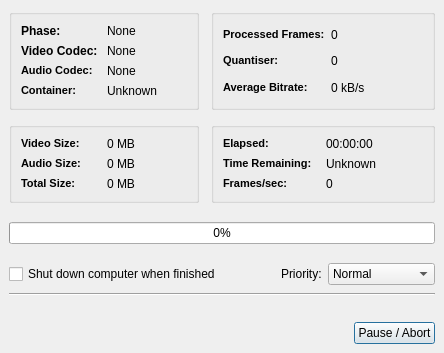
mean00/avidemux2, file avidemux/qt4/ADM_userInterfaces/ADM_dialog/encoding.ui: the form before one commit.
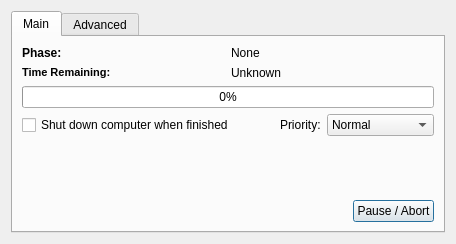
The form after the commit.

Commit message: [encoding/UI] Simpler ui

What changed in the file:
```diff
--- a/avidemux/qt4/ADM_userInterfaces/ADM_dialog/encoding.ui
+++ b/avidemux/qt4/ADM_userInterfaces/ADM_dialog/encoding.ui
@@ -6,21 +6,207 @@
    <rect>
     <x>0</x>
     <y>0</y>
-    <width>444</width>
-    <height>353</height>
+    <width>437</width>
+    <height>227</height>
    </rect>
   </property>
+  <property name="sizePolicy">
+   <sizepolicy hsizetype="Preferred" vsizetype="Preferred">
+    <horstretch>1</horstretch>
+    <verstretch>1</verstretch>
+   </sizepolicy>
+  </property>
+  <property name="sizeIncrement">
+   <size>
+    <width>1</width>
+    <height>1</height>
+   </size>
+  </property>
   <property name="windowTitle">
    <string>Encoding...</string>
   </property>
-  <layout class="QVBoxLayout">
-   <property name="spacing">
-    <number>6</number>
-   </property>
-   <property name="margin">
-    <number>9</number>
-   </property>
+  <layout class="QGridLayout" name="gridLayout_3">
+   <item row="0" column="0">
+    <widget class="QTabWidget" name="tabWidget">
+     <property name="sizePolicy">
+      <sizepolicy hsizetype="Expanding" vsizetype="Expanding">
+       <horstretch>1</horstretch>
+       <verstretch>1</verstretch>
+      </sizepolicy>
+     </property>
+     <property name="currentIndex">
+      <number>0</number>
+     </property>
+     <widget class="QWidget" name="tab">
+      <attribute name="title">
+       <string>Main</string>
+      </attribute>
+      <layout class="QFormLayout" name="formLayout">
+       <property name="fieldGrowthPolicy">
+        <enum>QFormLayout::ExpandingFieldsGrow</enum>
+       </property>
+       <item row="0" column="0" colspan="2">
+        <layout class="QGridLayout" name="gridLayout">
+         <item row="1" column="1">
+          <widget class="QLabel" name="labelETA">
+           <property name="text">
+            <string>Unknown</string>
+           </property>
+          </widget>
+         </item>
+         <item row="2" column="0" colspan="2">
+          <widget class="QProgressBar" name="progressBar">
+           <property name="value">
+            <number>0</number>
+           </property>
+           <property name="orientation">
+            <enum>Qt::Horizontal</enum>
+           </property>
+          </widget>
+         </item>
+         <item row="0" column="1">
+          <widget class="QLabel" name="labelPhasis">
+           <property name="text">
+            <string>None</string>
+           </property>
+          </widget>
+         </item>
+         <item row="0" column="0">
+          <widget class="QLabel" name="label_2">
+           <property name="font">
+            <font>
+             <weight>75</weight>
+             <bold>true</bold>
+            </font>
+           </property>
+           <property name="text">
+            <string>Phase:</string>
+           </property>
+          </widget>
+         </item>
+         <item row="1" column="0">
+          <widget class="QLabel" name="label_26">
+           <property name="text">
+            <string>&lt;html&gt;&lt;head&gt;&lt;meta name=&quot;qrichtext&quot; content=&quot;1&quot; /&gt;&lt;style type=&quot;text/css&quot;&gt;
+p, li { white-space: pre-wrap; }
+&lt;/style&gt;&lt;/head&gt;&lt;body style=&quot; font-weight:400; font-style:normal; text-decoration:none;&quot;&gt;
+&lt;p style=&quot; margin-top:0px; margin-bottom:0px; margin-left:0px; margin-right:0px; -qt-block-indent:0; text-indent:0px;&quot;&gt;&lt;span style=&quot; font-size:8pt; font-weight:600;&quot;&gt;Time Remaining:&lt;/span&gt;&lt;/p&gt;&lt;/body&gt;&lt;/html&gt;</string>
+           </property>
+          </widget>
+         </item>
+        </layout>
+       </item>
+       <item row="1" column="0" colspan="2">
+        <layout class="QHBoxLayout" name="horizontalLayout">
    <item>
+          <widget class="QCheckBox" name="checkBoxShutdown">
+           <property name="text">
+            <string>Shut down computer when finished</string>
+           </property>
+          </widget>
+         </item>
+         <item>
+          <spacer>
+           <property name="orientation">
+            <enum>Qt::Horizontal</enum>
+           </property>
+           <property name="sizeHint" stdset="0">
+            <size>
+             <width>48</width>
+             <height>17</height>
+            </size>
+           </property>
+          </spacer>
+         </item>
+         <item>
+          <widget class="QLabel" name="label">
+           <property name="text">
+            <string>Priority:</string>
+           </property>
+          </widget>
+         </item>
+         <item>
+          <widget class="QComboBox" name="comboBoxPriority">
+           <property name="currentIndex">
+            <number>2</number>
+           </property>
+           <item>
+            <property name="text">
+             <string>High</string>
+            </property>
+           </item>
+           <item>
+            <property name="text">
+             <string>Above Normal</string>
+            </property>
+           </item>
+           <item>
+            <property name="text">
+             <string>Normal</string>
+            </property>
+           </item>
+           <item>
+            <property name="text">
+             <string>Below Normal</string>
+            </property>
+           </item>
+           <item>
+            <property name="text">
+             <string>Low</string>
+            </property>
+           </item>
+          </widget>
+         </item>
+        </layout>
+       </item>
+       <item row="2" column="0">
+        <spacer name="verticalSpacer">
+         <property name="orientation">
+          <enum>Qt::Vertical</enum>
+         </property>
+         <property name="sizeHint" stdset="0">
+          <size>
+           <width>20</width>
+           <height>13</height>
+          </size>
+         </property>
+        </spacer>
+       </item>
+       <item row="3" column="0" colspan="2">
+        <layout class="QHBoxLayout" name="horizontalLayout_2">
+         <item>
+          <spacer>
+           <property name="orientation">
+            <enum>Qt::Horizontal</enum>
+           </property>
+           <property name="sizeHint" stdset="0">
+            <size>
+             <width>40</width>
+             <height>20</height>
+            </size>
+           </property>
+          </spacer>
+         </item>
+         <item>
+          <widget class="QPushButton" name="pushButton">
+           <property name="text">
+            <string>Pause / Abort</string>
+           </property>
+           <property name="default">
+            <bool>true</bool>
+           </property>
+          </widget>
+         </item>
+        </layout>
+       </item>
+      </layout>
+     </widget>
+     <widget class="QWidget" name="tab_2">
+      <attribute name="title">
+       <string>Advanced</string>
+      </attribute>
+      <layout class="QGridLayout" name="gridLayout_2">
+       <item row="0" column="0">
     <layout class="QVBoxLayout">
      <property name="spacing">
       <number>6</number>
@@ -60,32 +246,6 @@
           <property name="spacing">
            <number>6</number>
           </property>
-          <item row="0" column="0">
-           <widget class="QLabel" name="label_2">
-            <property name="font">
-             <font>
-              <weight>75</weight>
-              <bold>true</bold>
-             </font>
-            </property>
-            <property name="text">
-             <string>Phase:</string>
-            </property>
-           </widget>
-          </item>
-          <item row="1" column="0">
-           <widget class="QLabel" name="label_4">
-            <property name="font">
-             <font>
-              <weight>75</weight>
-              <bold>true</bold>
-             </font>
-            </property>
-            <property name="text">
-             <string>Video Codec:</string>
-            </property>
-           </widget>
-          </item>
           <item row="1" column="1">
            <widget class="QLabel" name="labelVidCodec">
             <property name="text">
@@ -93,10 +253,13 @@
             </property>
            </widget>
           </item>
-          <item row="0" column="1">
-           <widget class="QLabel" name="labelPhasis">
+              <item row="2" column="0">
+               <widget class="QLabel" name="label_6">
             <property name="text">
-             <string>None</string>
+                 <string>&lt;html&gt;&lt;head&gt;&lt;meta name=&quot;qrichtext&quot; content=&quot;1&quot; /&gt;&lt;style type=&quot;text/css&quot;&gt;
+p, li { white-space: pre-wrap; }
+&lt;/style&gt;&lt;/head&gt;&lt;body style=&quot; font-weight:400; font-style:normal; text-decoration:none;&quot;&gt;
+&lt;p style=&quot; margin-top:0px; margin-bottom:0px; margin-left:0px; margin-right:0px; -qt-block-indent:0; text-indent:0px;&quot;&gt;&lt;span style=&quot; font-size:8pt; font-weight:600;&quot;&gt;Audio Codec:&lt;/span&gt;&lt;/p&gt;&lt;/body&gt;&lt;/html&gt;</string>
             </property>
            </widget>
           </item>
@@ -107,6 +270,13 @@
             </property>
            </widget>
           </item>
+              <item row="2" column="1">
+               <widget class="QLabel" name="labelAudCodec">
+                <property name="text">
+                 <string>None</string>
+                </property>
+               </widget>
+              </item>
           <item row="3" column="0">
            <widget class="QLabel" name="label_8">
             <property name="text">
@@ -117,93 +287,14 @@
             </property>
            </widget>
           </item>
-          <item row="2" column="1">
-           <widget class="QLabel" name="labelAudCodec">
-            <property name="text">
-             <string>None</string>
-            </property>
-           </widget>
-          </item>
-          <item row="2" column="0">
-           <widget class="QLabel" name="label_6">
-            <property name="text">
-             <string>&lt;html&gt;&lt;head&gt;&lt;meta name=&quot;qrichtext&quot; content=&quot;1&quot; /&gt;&lt;style type=&quot;text/css&quot;&gt;
-p, li { white-space: pre-wrap; }
-&lt;/style&gt;&lt;/head&gt;&lt;body style=&quot; font-weight:400; font-style:normal; text-decoration:none;&quot;&gt;
-&lt;p style=&quot; margin-top:0px; margin-bottom:0px; margin-left:0px; margin-right:0px; -qt-block-indent:0; text-indent:0px;&quot;&gt;&lt;span style=&quot; font-size:8pt; font-weight:600;&quot;&gt;Audio Codec:&lt;/span&gt;&lt;/p&gt;&lt;/body&gt;&lt;/html&gt;</string>
-            </property>
-           </widget>
-          </item>
-         </layout>
-        </widget>
-       </item>
-       <item row="1" column="1">
-        <widget class="QGroupBox" name="groupBox_4">
-         <property name="sizePolicy">
-          <sizepolicy hsizetype="Expanding" vsizetype="Preferred">
-           <horstretch>0</horstretch>
-           <verstretch>0</verstretch>
-          </sizepolicy>
-         </property>
-         <property name="minimumSize">
-          <size>
-           <width>210</width>
-           <height>0</height>
-          </size>
-         </property>
-         <property name="title">
-          <string/>
-         </property>
-         <layout class="QGridLayout">
-          <property name="margin">
-           <number>9</number>
-          </property>
-          <property name="spacing">
-           <number>6</number>
-          </property>
-          <item row="2" column="1">
-           <widget class="QLabel" name="labelFps">
-            <property name="text">
-             <string>0</string>
-            </property>
-           </widget>
-          </item>
-          <item row="1" column="1">
-           <widget class="QLabel" name="labelETA">
-            <property name="text">
-             <string>Unknown</string>
-            </property>
-           </widget>
-          </item>
-          <item row="0" column="1">
-           <widget class="QLabel" name="labelElapsed">
-            <property name="text">
-             <string>00:00:00</string>
-            </property>
-           </widget>
-          </item>
-          <item row="0" column="0">
-           <widget class="QLabel" name="label_24">
-            <property name="text">
-             <string>&lt;html&gt;&lt;head&gt;&lt;meta name=&quot;qrichtext&quot; content=&quot;1&quot; /&gt;&lt;style type=&quot;text/css&quot;&gt;
-p, li { white-space: pre-wrap; }
-&lt;/style&gt;&lt;/head&gt;&lt;body style=&quot; font-weight:400; font-style:normal; text-decoration:none;&quot;&gt;
-&lt;p style=&quot; margin-top:0px; margin-bottom:0px; margin-left:0px; margin-right:0px; -qt-block-indent:0; text-indent:0px;&quot;&gt;&lt;span style=&quot; font-size:8pt; font-weight:600;&quot;&gt;Elapsed:&lt;/span&gt;&lt;/p&gt;&lt;/body&gt;&lt;/html&gt;</string>
-            </property>
-           </widget>
-          </item>
           <item row="1" column="0">
-           <widget class="QLabel" name="label_26">
-            <property name="text">
-             <string>&lt;html&gt;&lt;head&gt;&lt;meta name=&quot;qrichtext&quot; content=&quot;1&quot; /&gt;&lt;style type=&quot;text/css&quot;&gt;
-p, li { white-space: pre-wrap; }
-&lt;/style&gt;&lt;/head&gt;&lt;body style=&quot; font-weight:400; font-style:normal; text-decoration:none;&quot;&gt;
-&lt;p style=&quot; margin-top:0px; margin-bottom:0px; margin-left:0px; margin-right:0px; -qt-block-indent:0; text-indent:0px;&quot;&gt;&lt;span style=&quot; font-size:8pt; font-weight:600;&quot;&gt;Time Remaining:&lt;/span&gt;&lt;/p&gt;&lt;/body&gt;&lt;/html&gt;</string>
-            </property>
-           </widget>
-          </item>
-          <item row="2" column="0">
-           <widget class="QLabel" name="label_28">
+               <widget class="QLabel" name="label_4">
+                <property name="font">
+                 <font>
+                  <weight>75</weight>
+                  <bold>true</bold>
+                 </font>
+                </property>
             <property name="text">
              <string>&lt;html&gt;&lt;head&gt;&lt;meta name=&quot;qrichtext&quot; content=&quot;1&quot; /&gt;&lt;style type=&quot;text/css&quot;&gt;
 p, li { white-space: pre-wrap; }
@@ -239,8 +330,8 @@
           <property name="spacing">
            <number>6</number>
           </property>
-          <item row="2" column="1">
-           <widget class="QLabel" name="labelTotalSize">
+              <item row="1" column="0">
+               <widget class="QLabel" name="label_20">
             <property name="text">
              <string>0 MB</string>
             </property>
@@ -256,6 +347,13 @@
             </property>
            </widget>
           </item>
+              <item row="2" column="1">
+               <widget class="QLabel" name="labelTotalSize">
+                <property name="text">
+                 <string>0 MB</string>
+                </property>
+               </widget>
+              </item>
           <item row="1" column="1">
            <widget class="QLabel" name="labelAudioSize">
             <property name="text">
@@ -263,26 +361,6 @@
             </property>
            </widget>
           </item>
-          <item row="1" column="0">
-           <widget class="QLabel" name="label_20">
-            <property name="text">
-             <string>&lt;html&gt;&lt;head&gt;&lt;meta name=&quot;qrichtext&quot; content=&quot;1&quot; /&gt;&lt;style type=&quot;text/css&quot;&gt;
-p, li { white-space: pre-wrap; }
-&lt;/style&gt;&lt;/head&gt;&lt;body style=&quot; font-weight:400; font-style:normal; text-decoration:none;&quot;&gt;
-&lt;p style=&quot; margin-top:0px; margin-bottom:0px; margin-left:0px; margin-right:0px; -qt-block-indent:0; text-indent:0px;&quot;&gt;&lt;span style=&quot; font-size:8pt; font-weight:600;&quot;&gt;Audio Size:&lt;/span&gt;&lt;/p&gt;&lt;/body&gt;&lt;/html&gt;</string>
-            </property>
-           </widget>
-          </item>
-          <item row="0" column="1">
-           <widget class="QLabel" name="labelVideoSize">
-            <property name="text">
-             <string>0 MB</string>
-            </property>
-            <property name="alignment">
-             <set>Qt::AlignLeading|Qt::AlignLeft|Qt::AlignVCenter</set>
-            </property>
-           </widget>
-          </item>
           <item row="0" column="0">
            <widget class="QLabel" name="label_18">
             <property name="text">
@@ -293,6 +371,16 @@
             </property>
            </widget>
           </item>
+              <item row="0" column="1">
+               <widget class="QLabel" name="labelVideoSize">
+                <property name="text">
+                 <string>0 MB</string>
+                </property>
+                <property name="alignment">
+                 <set>Qt::AlignLeading|Qt::AlignLeft|Qt::AlignVCenter</set>
+                </property>
+               </widget>
+              </item>
          </layout>
         </widget>
        </item>
@@ -320,6 +408,26 @@
           <property name="spacing">
            <number>6</number>
           </property>
+              <item row="2" column="0">
+               <widget class="QLabel" name="label_16">
+                <property name="text">
+                 <string>&lt;html&gt;&lt;head&gt;&lt;meta name=&quot;qrichtext&quot; content=&quot;1&quot; /&gt;&lt;style type=&quot;text/css&quot;&gt;
+p, li { white-space: pre-wrap; }
+&lt;/style&gt;&lt;/head&gt;&lt;body style=&quot; font-weight:400; font-style:normal; text-decoration:none;&quot;&gt;
+&lt;p style=&quot; margin-top:0px; margin-bottom:0px; margin-left:0px; margin-right:0px; -qt-block-indent:0; text-indent:0px;&quot;&gt;&lt;span style=&quot; font-size:8pt; font-weight:600;&quot;&gt;Average Bitrate:&lt;/span&gt;&lt;/p&gt;&lt;/body&gt;&lt;/html&gt;</string>
+                </property>
+               </widget>
+              </item>
+              <item row="0" column="1">
+               <widget class="QLabel" name="labelFrame">
+                <property name="text">
+                 <string>0</string>
+                </property>
+                <property name="alignment">
+                 <set>Qt::AlignLeading|Qt::AlignLeft|Qt::AlignVCenter</set>
+                </property>
+               </widget>
+              </item>
           <item row="0" column="0">
            <widget class="QLabel" name="label_10">
             <property name="text">
@@ -330,8 +438,8 @@
             </property>
            </widget>
           </item>
-          <item row="0" column="1">
-           <widget class="QLabel" name="labelFrame">
+              <item row="1" column="0">
+               <widget class="QLabel" name="label_14">
             <property name="text">
              <string>0</string>
             </property>
@@ -347,16 +455,6 @@
             </property>
            </widget>
           </item>
-          <item row="2" column="0">
-           <widget class="QLabel" name="label_16">
-            <property name="text">
-             <string>&lt;html&gt;&lt;head&gt;&lt;meta name=&quot;qrichtext&quot; content=&quot;1&quot; /&gt;&lt;style type=&quot;text/css&quot;&gt;
-p, li { white-space: pre-wrap; }
-&lt;/style&gt;&lt;/head&gt;&lt;body style=&quot; font-weight:400; font-style:normal; text-decoration:none;&quot;&gt;
-&lt;p style=&quot; margin-top:0px; margin-bottom:0px; margin-left:0px; margin-right:0px; -qt-block-indent:0; text-indent:0px;&quot;&gt;&lt;span style=&quot; font-size:8pt; font-weight:600;&quot;&gt;Average Bitrate:&lt;/span&gt;&lt;/p&gt;&lt;/body&gt;&lt;/html&gt;</string>
-            </property>
-           </widget>
-          </item>
           <item row="1" column="1">
            <widget class="QLabel" name="labelQz">
             <property name="text">
@@ -364,8 +462,59 @@
             </property>
            </widget>
           </item>
+             </layout>
+            </widget>
+           </item>
+           <item row="1" column="1">
+            <widget class="QGroupBox" name="groupBox_4">
+             <property name="sizePolicy">
+              <sizepolicy hsizetype="Expanding" vsizetype="Preferred">
+               <horstretch>0</horstretch>
+               <verstretch>0</verstretch>
+              </sizepolicy>
+             </property>
+             <property name="minimumSize">
+              <size>
+               <width>210</width>
+               <height>0</height>
+              </size>
+             </property>
+             <property name="title">
+              <string/>
+             </property>
+             <layout class="QGridLayout">
+              <property name="margin">
+               <number>9</number>
+              </property>
+              <property name="spacing">
+               <number>6</number>
+              </property>
+              <item row="0" column="0">
+               <widget class="QLabel" name="label_24">
+                <property name="text">
+                 <string>&lt;html&gt;&lt;head&gt;&lt;meta name=&quot;qrichtext&quot; content=&quot;1&quot; /&gt;&lt;style type=&quot;text/css&quot;&gt;
+p, li { white-space: pre-wrap; }
+&lt;/style&gt;&lt;/head&gt;&lt;body style=&quot; font-weight:400; font-style:normal; text-decoration:none;&quot;&gt;
+&lt;p style=&quot; margin-top:0px; margin-bottom:0px; margin-left:0px; margin-right:0px; -qt-block-indent:0; text-indent:0px;&quot;&gt;&lt;span style=&quot; font-size:8pt; font-weight:600;&quot;&gt;Elapsed:&lt;/span&gt;&lt;/p&gt;&lt;/body&gt;&lt;/html&gt;</string>
+                </property>
+               </widget>
+              </item>
+              <item row="0" column="1">
+               <widget class="QLabel" name="labelElapsed">
+                <property name="text">
+                 <string>00:00:00</string>
+                </property>
+               </widget>
+              </item>
+              <item row="1" column="1">
+               <widget class="QLabel" name="labelFps">
+                <property name="text">
+                 <string>0</string>
+                </property>
+               </widget>
+              </item>
           <item row="1" column="0">
-           <widget class="QLabel" name="label_14">
+               <widget class="QLabel" name="label_28">
             <property name="text">
              <string>&lt;html&gt;&lt;head&gt;&lt;meta name=&quot;qrichtext&quot; content=&quot;1&quot; /&gt;&lt;style type=&quot;text/css&quot;&gt;
 p, li { white-space: pre-wrap; }
@@ -379,190 +528,13 @@
        </item>
       </layout>
      </item>
-     <item>
-      <spacer>
-       <property name="orientation">
-        <enum>Qt::Vertical</enum>
-       </property>
-       <property name="sizeHint" stdset="0">
-        <size>
-         <width>20</width>
-         <height>6</height>
-        </size>
-       </property>
-      </spacer>
-     </item>
-     <item>
-      <widget class="QProgressBar" name="progressBar">
-       <property name="value">
-        <number>0</number>
-       </property>
-       <property name="orientation">
-        <enum>Qt::Horizontal</enum>
-       </property>
-      </widget>
-     </item>
-     <item>
-      <spacer>
-       <property name="orientation">
-        <enum>Qt::Vertical</enum>
-       </property>
-       <property name="sizeHint" stdset="0">
-        <size>
-         <width>20</width>
-         <height>10</height>
-        </size>
-       </property>
-      </spacer>
-     </item>
-     <item>
-      <layout class="QHBoxLayout">
-       <property name="spacing">
-        <number>6</number>
-       </property>
-       <property name="margin">
-        <number>0</number>
-       </property>
-       <item>
-        <widget class="QCheckBox" name="checkBoxShutdown">
-         <property name="text">
-          <string>Shut down computer when finished</string>
-         </property>
-        </widget>
-       </item>
-       <item>
-        <spacer>
-         <property name="orientation">
-          <enum>Qt::Horizontal</enum>
-         </property>
-         <property name="sizeHint" stdset="0">
-          <size>
-           <width>40</width>
-           <height>20</height>
-          </size>
-         </property>
-        </spacer>
-       </item>
-       <item>
-        <widget class="QLabel" name="label">
-         <property name="text">
-          <string>Priority:</string>
-         </property>
-        </widget>
-       </item>
-       <item>
-        <widget class="QComboBox" name="comboBoxPriority">
-         <property name="currentIndex">
-          <number>2</number>
-         </property>
-         <item>
-          <property name="text">
-           <string>High</string>
-          </property>
-         </item>
-         <item>
-          <property name="text">
-           <string>Above Normal</string>
-          </property>
-         </item>
-         <item>
-          <property name="text">
-           <string>Normal</string>
-          </property>
-         </item>
-         <item>
-          <property name="text">
-           <string>Below Normal</string>
-          </property>
-         </item>
-         <item>
-          <property name="text">
-           <string>Low</string>
-          </property>
-         </item>
-        </widget>
-       </item>
-      </layout>
-     </item>
-     <item>
-      <layout class="QVBoxLayout">
-       <property name="spacing">
-        <number>6</number>
-       </property>
-       <property name="margin">
-        <number>0</number>
-       </property>
-       <item>
-        <spacer>
-         <property name="orientation">
-          <enum>Qt::Vertical</enum>
-         </property>
-         <property name="sizeHint" stdset="0">
-          <size>
-           <width>20</width>
-           <height>2</height>
-          </size>
-         </property>
-        </spacer>
-       </item>
-       <item>
-        <widget class="Line" name="line">
-         <property name="orientation">
-          <enum>Qt::Horizontal</enum>
-         </property>
-        </widget>
-       </item>
-       <item>
-        <spacer>
-         <property name="orientation">
-          <enum>Qt::Vertical</enum>
-         </property>
-         <property name="sizeHint" stdset="0">
-          <size>
-           <width>20</width>
-           <height>20</height>
-          </size>
-         </property>
-        </spacer>
-       </item>
+        </layout>
+       </item>
       </layout>
-     </item>
-     <item>
-      <layout class="QHBoxLayout">
-       <property name="spacing">
-        <number>6</number>
-       </property>
-       <property name="margin">
-        <number>0</number>
-       </property>
-       <item>
-        <spacer>
-         <property name="orientation">
-          <enum>Qt::Horizontal</enum>
-         </property>
-         <property name="sizeHint" stdset="0">
-          <size>
-           <width>40</width>
-           <height>20</height>
-          </size>
-         </property>
-        </spacer>
-       </item>
-       <item>
-        <widget class="QPushButton" name="pushButton">
-         <property name="text">
-          <string>Pause / Abort</string>
-         </property>
-         <property name="default">
-          <bool>true</bool>
-         </property>
-        </widget>
-       </item>
-      </layout>
-     </item>
-    </layout>
-   </item>
-  </layout>
+     </widget>
+    </widget>
+   </item>
+  </layout>
  </widget>
  <tabstops>
   <tabstop>pushButton</tabstop>
```
Left out of the diff: 25 changed lines with no effect on the pictures. Lines whose indentation alone changed are shown as unchanged.
